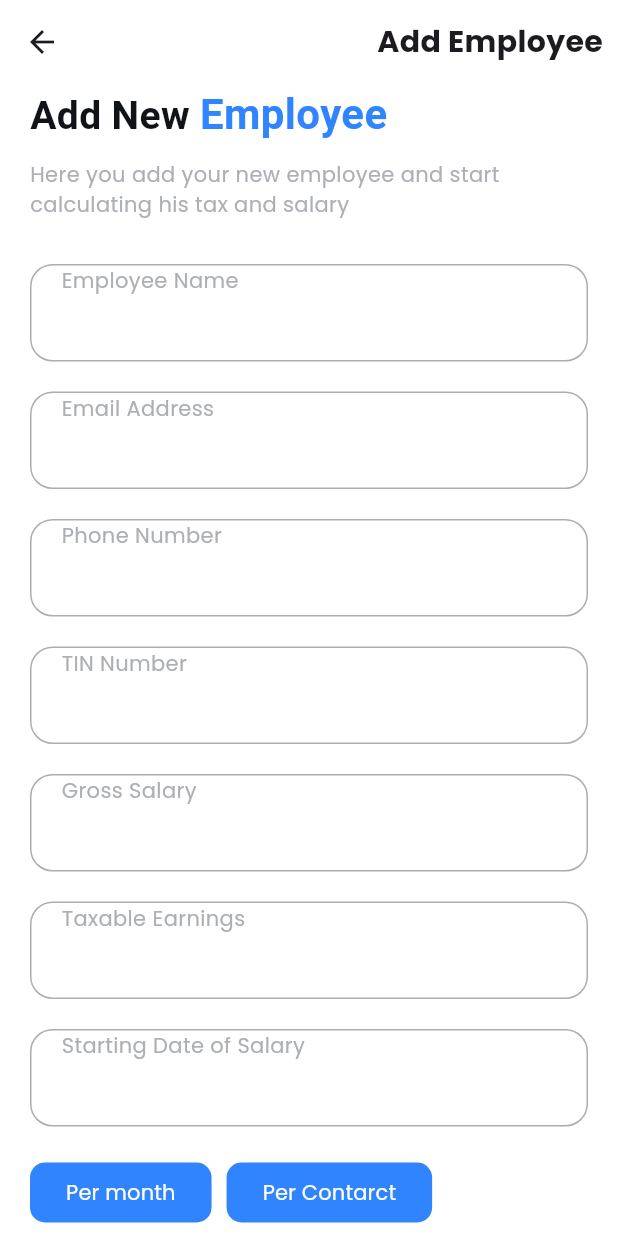
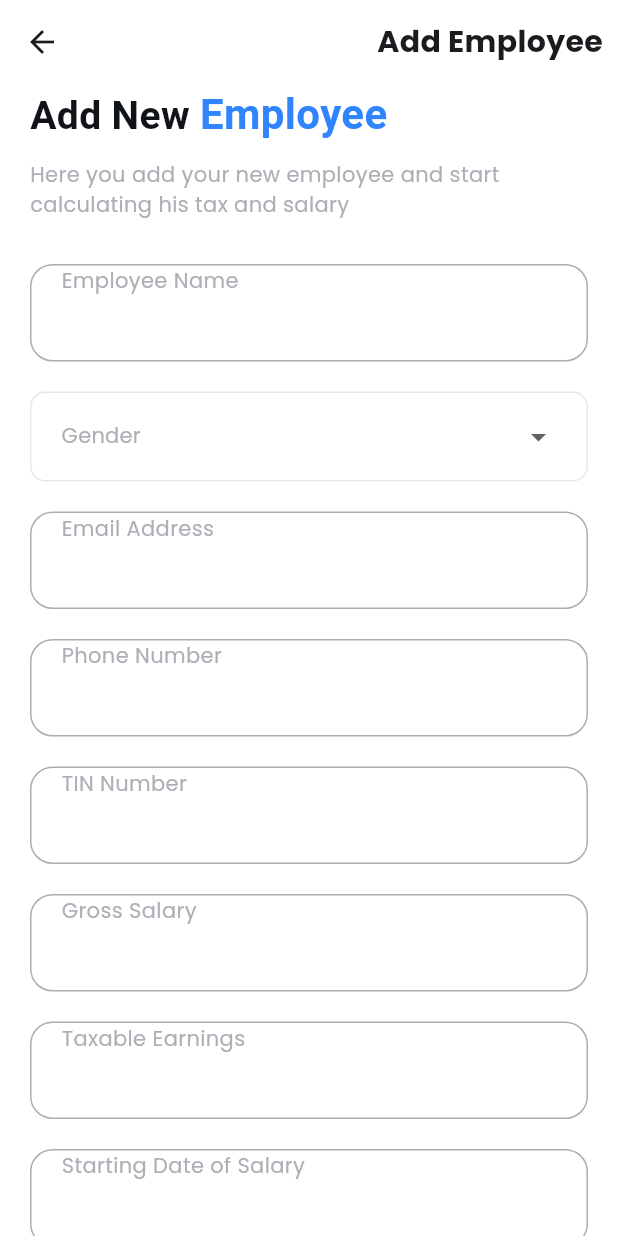
Before and after one commit to hirpha/demoz, a Flutter app: the HomePage screen opened by its route, item 2 of the bottom bar chosen, after a tap on "Add Employee", on a phone screen of 412 x 824 dp. Run offline on Flutter 3.47's test engine with Material 3 defaults, Android fonts, the phone set to English and light mode, and no system bars; our stand-ins replace bloc, equatable, flutter_bloc, flutter_svg, hive, hive_flutter and 2 more; accounts and stored records are empty.

Commit message:
gender added

```diff
--- /dev/null
+++ b/lib/features/auth/presentation/widgets/dropdown_widget.dart
@@ -0,0 +1,65 @@
+import 'package:flutter/material.dart';
+
+class DropdownWidget extends StatefulWidget {
+  final String hintText;
+  final TextEditingController controller;
+
+  const DropdownWidget({
+    Key? key,
+    required this.hintText,
+    required this.controller,
+  }) : super(key: key);
+
+  @override
+  State<DropdownWidget> createState() => _DropdownWidgetState();
+}
+
+class _DropdownWidgetState extends State<DropdownWidget> {
+  String? selectedValue;
+  final List<String> genderItems = ['Male', 'Female'];
+
+  @override
+  Widget build(BuildContext context) {
+    return Container(
+      height: 60,
+      margin: const EdgeInsets.symmetric(horizontal: 20),
+      padding: const EdgeInsets.symmetric(horizontal: 20),
+      decoration: BoxDecoration(
+        color: Colors.white,
+        borderRadius: BorderRadius.circular(10),
+        border: Border.all(color: const Color(0xFFE5E7EB)),
+      ),
+      child: DropdownButtonHideUnderline(
+        child: DropdownButton<String>(
+          hint: Text(
+            widget.hintText,
+            style: const TextStyle(
+              fontSize: 14,
+              color: Color(0xFFACAFB5),
+            ),
+          ),
+          value: selectedValue,
+          isExpanded: true,
+          items: genderItems.map((String item) {
+            return DropdownMenuItem(
+              value: item,
+              child: Text(
+                item,
+                style: const TextStyle(
+                  fontSize: 14,
+                  color: Colors.black,
+                ),
+              ),
+            );
+          }).toList(),
+          onChanged: (String? value) {
+            setState(() {
+              selectedValue = value;
+              widget.controller.text = value ?? '';
+            });
+          },
+        ),
+      ),
+    );
+  }
+}
--- /dev/null
+++ b/lib/features/employe/data/models/dashboard.dart
@@ -0,0 +1,32 @@
+class Dashboard {
+  final int numberOfEmployees;
+  final double incomeTax;
+  final double pensionTax;
+  final double performance;
+  final double taxSummary;
+  final int numberOfMales;
+  final int numberOfFemales;
+
+  Dashboard({
+    required this.numberOfEmployees,
+    required this.incomeTax,
+    required this.pensionTax,
+    required this.performance,
+    required this.taxSummary,
+    required this.numberOfMales,
+    required this.numberOfFemales,
+  });
+
+  // Factory constructor to create a Dashboard object from JSON
+  factory Dashboard.fromJson(Map<String, dynamic> json) {
+    return Dashboard(
+      numberOfEmployees: json['number_of_employees'] ?? 0,
+      incomeTax: (json['income_tax'] ?? 0).toDouble(),
+      pensionTax: (json['pension_tax'] ?? 0).toDouble(),
+      performance: (json['performance'] ?? 0).toDouble(),
+      taxSummary: (json['tax_summary'] ?? 0).toDouble(),
+      numberOfMales: json['number_of_males'] ?? 0,
+      numberOfFemales: json['number_of_females'] ?? 0,
+    );
+  }
+}
--- a/lib/features/employe/data/models/employee.dart
+++ b/lib/features/employe/data/models/employee.dart
@@ -37,6 +37,9 @@ class Employee extends HiveObject {
   @HiveField(10)
   String? companyId;
 
+  @HiveField(11)
+  String? gender;
+
   Employee({
     this.empoyeeId,
     this.email,
@@ -49,5 +52,6 @@ class Employee extends HiveObject {
     this.taxableEarnings,
     this.startDate,
     this.companyId,
+    this.gender,
   });
 }
--- a/lib/features/employe/presentation/pages/employee.dart
+++ b/lib/features/employe/presentation/pages/employee.dart
@@ -7,6 +7,7 @@ import 'package:uuid/uuid.dart';
 
 import '../../data/models/employee.dart';
 import '../bloc/employe_bloc.dart';
+import '../../../../features/auth/presentation/widgets/dropdown_widget.dart';
 
 class EmployeeScreen extends StatefulWidget {
   const EmployeeScreen({super.key});
@@ -25,7 +26,7 @@ class _EmployeeScreenState extends State<EmployeeScreen> {
       TextEditingController();
   final TextEditingController startingDateOfSalaryController =
       TextEditingController();
-
+  final TextEditingController genderController = TextEditingController();
   bool isAllFieldValid() {
     return employeeNameController.text.isNotEmpty &&
         emailController.text.isNotEmpty &&
@@ -55,6 +56,7 @@ class _EmployeeScreenState extends State<EmployeeScreen> {
       });
     }
   }
+
 
   @override
   Widget build(BuildContext context) {
@@ -118,6 +120,12 @@ class _EmployeeScreenState extends State<EmployeeScreen> {
                   setState(() {});
                 },
               ),
+              SizedBox(height: 20),
+              DropdownWidget(
+                hintText: "Gender",
+                controller: genderController,
+              ),
+
               SizedBox(height: 20),
               TextFieldWidget(
                 hintText: "Email Address",
@@ -248,6 +256,7 @@ class _EmployeeScreenState extends State<EmployeeScreen> {
                                   .read<EmployeBloc>()
                                   .add(EmployeCreateEmployee(Employee(
                                     employeeName: employeeNameController.text,
+                                    gender: genderController.text,
                                     email: emailController.text,
                                     phoneNumber: phoneNumberController.text,
                                     tinNumber: tinNumberController.text,
--- a/lib/features/home/presentation/widgets/employe_composition.dart
+++ b/lib/features/home/presentation/widgets/employe_composition.dart
@@ -109,7 +109,7 @@ class EmployeeComposition extends StatelessWidget {
                         ),
                         const SizedBox(width: 5),
                         Text(
-                          "35%",
+                          "65%",
                           style: TextStyle(
                             fontSize: 12.0,
                             fontWeight: FontWeight.bold,
--- a/lib/features/home/presentation/widgets/tax_summery.dart
+++ b/lib/features/home/presentation/widgets/tax_summery.dart
@@ -33,14 +33,23 @@ class _TaxSummeryState extends State<TaxSummery> {
           const SizedBox(height: 16.0),
           Text(
             "9,349.85 etb ",
-            style: TextStyle(fontSize: 14.0, color: Colors.grey),
+            style: TextStyle(
+                fontSize: 24.0,
+                color: Colors.black,
+                fontWeight: FontWeight.bold),
           ),
           const SizedBox(height: 16.0),
           Row(
             mainAxisAlignment: MainAxisAlignment.start,
             children: [
-              Text("49.98 %"),
-              Icon(Icons.arrow_upward_rounded, size: 16.0, color: Colors.green),
+              Text(
+                "49.98 %",
+                style: TextStyle(
+                    fontSize: 16.0,
+                    color: Colors.green,
+                    fontWeight: FontWeight.bold),
+              ),
+              Icon(Icons.arrow_drop_up, size: 30.0, color: Colors.green),
             ],
           ),
         ],
```
Also changed, not shown: lib/features/employe/data/datasources/employee_data_source.dart (+2 -5 lines), lib/features/employe/data/datasources/employee_imp_api.dart (+55 -12 lines), lib/features/employe/data/models/employee.g.dart.
